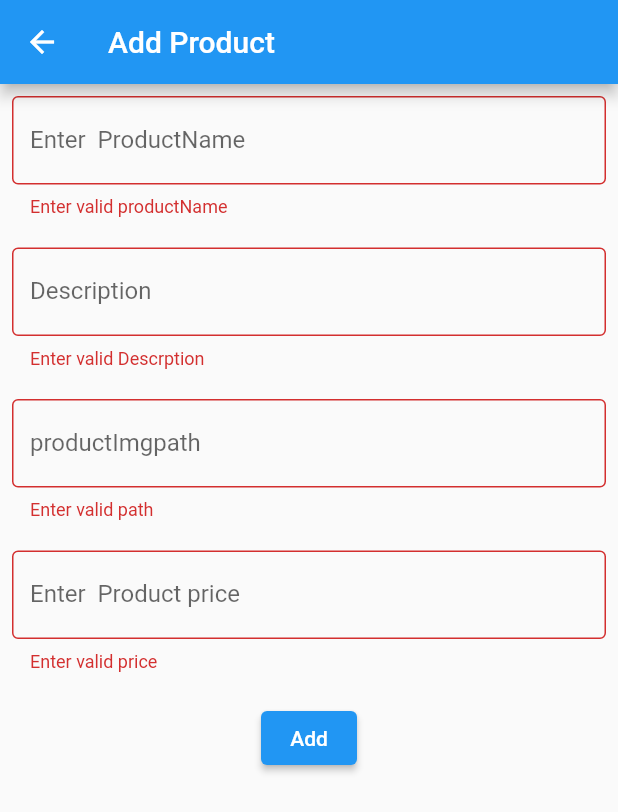
After one commit to LilaKishan/Flutter_UI, a Flutter app: the AddUser screen opened directly, after a tap on "Add", on a phone screen of 412 x 824 dp. The commit adds this screen. Shown: the top 812 px of the screen. Run offline on Flutter 3.47's test engine with Material 2 defaults, Android fonts, the phone set to English and light mode, and no system bars; missing offline and left inert: dart:ffi.

Commit message:
new Products

```diff
--- /dev/null
+++ b/lib/add_user.dart
@@ -0,0 +1,158 @@
+import 'package:flutter/material.dart';
+import 'package:http/http.dart' as http;
+
+class AddUser extends StatefulWidget {
+  AddUser(this.map);
+
+  Map? map;
+  @override
+  State<AddUser> createState() => _AddUserState();
+}
+
+class _AddUserState extends State<AddUser> {
+  @override
+  void initState() {
+    super.initState();
+    productNameController.text =
+        widget.map == null ? "" : widget.map!['productName'].toString();
+    imgPathController.text =
+        widget.map == null ? "" : widget.map!['productImg'].toString();
+    descriptionController.text =
+        widget.map == null ? "" : widget.map!['description'].toString();
+    priceController.text =
+        widget.map == null ? '' : widget.map!['price'].toString();
+  }
+
+  TextEditingController productNameController = TextEditingController();
+  TextEditingController descriptionController = TextEditingController();
+  TextEditingController priceController = TextEditingController();
+
+  TextEditingController imgPathController = TextEditingController();
+  final _formKey = GlobalKey<FormState>();
+
+  @override
+  Widget build(BuildContext context) {
+    return Scaffold(
+      appBar: AppBar(
+        title: Text('Add Product'),
+      ),
+      body: Form(
+        key: _formKey,
+        child: Padding(
+          padding: const EdgeInsets.all(8.0),
+          child: Column(children: [
+            TextFormField(
+              controller: productNameController,
+              keyboardType: TextInputType.text,
+              validator: (value) {
+                if (value == null || value.trim().length == 0) {
+                  return 'Enter valid productName';
+                }
+                return null;
+              },
+              decoration: InputDecoration(
+                border: OutlineInputBorder(),
+                labelText: "Enter  ProductName",
+              ),
+            ),
+            SizedBox(height: 20),
+            TextFormField(
+              controller: descriptionController,
+              keyboardType: TextInputType.text,
+              validator: (value) {
+                if (value == null || value.trim().length == 0) {
+                  return 'Enter valid Descrption';
+                }
+                return null;
+              },
+              decoration: InputDecoration(
+                border: OutlineInputBorder(),
+                labelText: 'Description',
+              ),
+            ),
+            SizedBox(height: 20),
+            TextFormField(
+              controller: imgPathController,
+              keyboardType: TextInputType.text,
+              validator: (value) {
+                if (value == null || value.trim().length == 0) {
+                  return 'Enter valid path';
+                }
+                return null;
+              },
+              decoration: InputDecoration(
+                border: OutlineInputBorder(),
+                labelText: 'productImgpath',
+              ),
+            ),
+            SizedBox(
+              height: 20,
+            ),
+            TextFormField(
+              controller: priceController,
+              keyboardType: TextInputType.number,
+              validator: (value) {
+                if (value == null || value.trim().length == 0) {
+                  return 'Enter valid price';
+                }
+                return null;
+              },
+              decoration: InputDecoration(
+                border: OutlineInputBorder(),
+                labelText: "Enter  Product price",
+              ),
+            ),
+            SizedBox(height: 20),
+            ElevatedButton(
+              onPressed: () {
+                setState(() async {
+                  if (_formKey.currentState!.validate()) {
+                    if (widget.map == null) {
+                      addUser().then(
+                        (value) => Navigator.of(context).pop(),
+                      );
+                    } else {
+                      updateUser(widget.map!['id']).then(
+                        (value) => Navigator.of(context).pop(),
+                      );
+                    }
+                  }
+                });
+              },
+              child: Text('Add'),
+            )
+          ]),
+        ),
+      ),
+    );
+  }
+
+  Future<void> addUser() async {
+    Map map = {};
+    map['productName'] = productNameController.text;
+    map['description'] = descriptionController.text;
+    map['productImg'] = imgPathController.text;
+    map['price'] = priceController.text;
+    var response1 = await http.post(
+        Uri.parse("https://63f9b91a897af748dcc28c14.mockapi.io/Product"),
+        body: map);
+    print(response1.body);
+  }
+
+  // Future<void> deleteUser(id) async {
+  //   var response = await http.delete(
+  //       Uri.parse("https://631327f4a8d3f673ffc55a53.mockapi.io/student/${id}"));
+  // }
+
+  Future<void> updateUser(id) async {
+    Map map = {};
+    map['productName'] = productNameController.text;
+    map['description'] = descriptionController.text;
+    map['productImg'] = imgPathController.text;
+    map['price'] = priceController.text;
+    var response1 = await http.put(
+        Uri.parse("https://63f9b91a897af748dcc28c14.mockapi.io/Product/${id}"),
+        body: map);
+    print(response1.body);
+  }
+}
--- a/pubspec.yaml
+++ b/pubspec.yaml
@@ -31,13 +31,12 @@ environment:
 dependencies:
   flutter:
     sdk: flutter
-
-  swipe: ^0.0.1
-
+  intl: ^0.18.0
 
   # The following adds the Cupertino Icons font to your application.
   # Use with the CupertinoIcons class for iOS style icons.
   cupertino_icons: ^1.0.2
+  http: ^0.13.5
 
 dev_dependencies:
   flutter_test:
```
Also changed, not shown: lib/bottomnavigationbar.dart (+4 -5 lines), lib/cart_page.dart (+4 -11 lines), lib/new_product_page.dart (added, +241 -0 lines), pubspec.lock.
